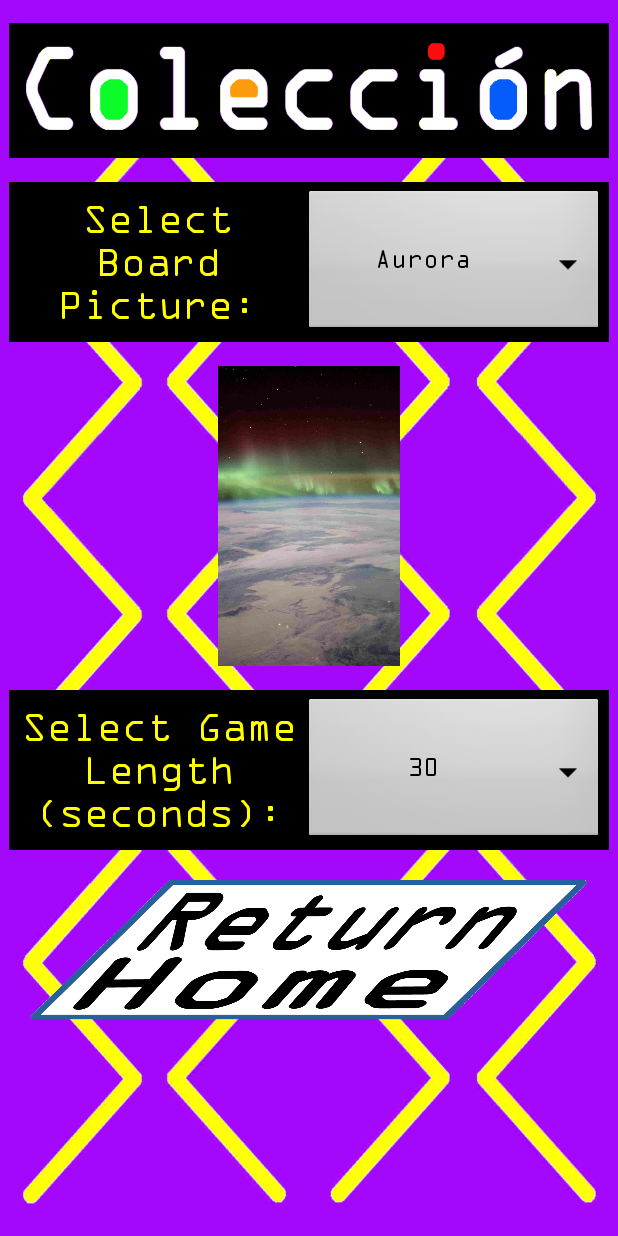
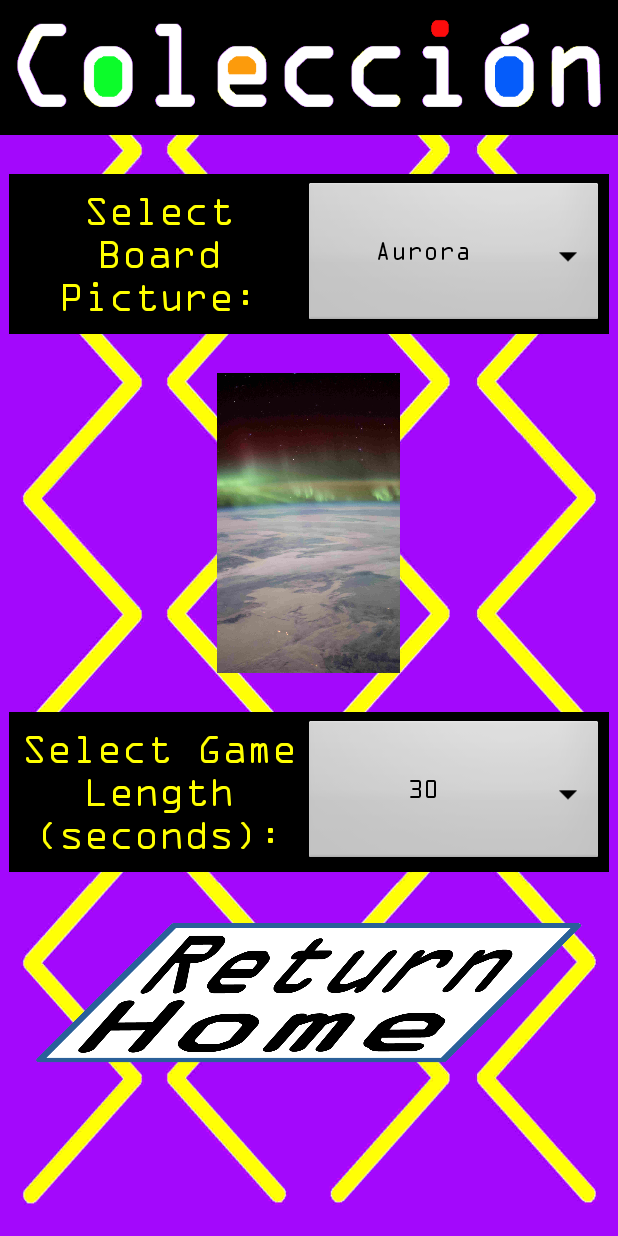
Before and after one commit to prophet18/Coleccion_Android, an Android app built with Jetpack Compose: the Settings screen opened directly, with no data from a screen before it, on a phone screen of 412 x 824 dp. Run offline under Robolectric (Android 15) with nearby library versions, the phone set to English and light mode, and no system bars; network calls fail.

Commit message:
hs with adobe...
hs csv

```diff
--- a/app/build.gradle.kts
+++ b/app/build.gradle.kts
@@ -76,4 +76,8 @@ dependencies {
 
     implementation("io.coil-kt:coil:2.1.0")
     implementation("io.coil-kt:coil-gif:2.1.0")
+
+    implementation("com.opencsv:opencsv:5.5.2")
+    implementation("org.apache.commons:commons-csv:1.8")
+
 }
--- a/app/src/main/java/coleccion/android/EntryScreen.kt
+++ b/app/src/main/java/coleccion/android/EntryScreen.kt
@@ -25,24 +25,28 @@ class EntryScreen : ComponentActivity() {
             startActivity(intent1)
             finish()
         }
+
         hsButton.setOnClickListener {
             val intent2 = Intent(this, HighScoreScreen::class.java)
+            AllDatas.createFile()
             startActivity(intent2)
             finish()
         }
+
         setButton.setOnClickListener {
             val intent3 = Intent(this, Settings::class.java)
             startActivity(intent3)
             finish()
         }
+
         helpButton.setOnClickListener {
             val intent4 = Intent(this, HelpScreens::class.java)
             startActivity(intent4)
             finish()
         }
+
         exitButton.setOnClickListener {
             finish()
         }
-
     }
 }
--- a/app/src/main/java/coleccion/android/Settings.kt
+++ b/app/src/main/java/coleccion/android/Settings.kt
@@ -13,15 +13,14 @@ import androidx.activity.ComponentActivity
 
 class Settings : ComponentActivity() {
 
-    lateinit var spinning : Spinner
+    private lateinit var spinning : Spinner
     var bgChosen : ImageView? = null
     var backgrounds : Array<String> = emptyArray()
-    var return2home : ImageButton? = null
-    lateinit var spinning2 : Spinner
+    private var return2home : ImageButton? = null
+    private lateinit var spinning2 : Spinner
     var timeopts : Array<Int> = emptyArray()
     var bgSavings : String = ""
     var gameTime2 : Int = 0
-
 
     @SuppressLint("MissingInflatedId")
     override fun onCreate(savedInstanceState: Bundle?) {
@@ -31,15 +30,15 @@ class Settings : ComponentActivity() {
         backgrounds = arrayOf("Aurora", "Boston", "Space", "Sunset", "Mountains", "Forest", "Coast")
         timeopts = arrayOf(30, 60, 90, 120, 150, 180, 210, 240)
 
-        spinning = findViewById(R.id.select_bg) ;   bgChosen = findViewById(R.id.bg_selected) ;     return2home = findViewById(R.id.returns)
-        spinning2 = findViewById(R.id.select_datime)
+        spinning = findViewById(R.id.select_bg) ;       bgChosen = findViewById(R.id.bg_selected)
+        spinning2 = findViewById(R.id.select_datime);   return2home = findViewById(R.id.returns)
 
         val adapting = ArrayAdapter(this, R.layout.spinner_item, backgrounds)
-        adapting.setDropDownViewResource(R.layout.spinner_dropdown_item)
+        adapting.setDropDownViewResource(R.layout.spinner_item)
         spinning.adapter = adapting
 
         val adapting2 = ArrayAdapter(this, R.layout.spinner_item, timeopts)
-        adapting2.setDropDownViewResource(R.layout.spinner_dropdown_item)
+        adapting2.setDropDownViewResource(R.layout.spinner_item)
         spinning2.adapter = adapting2
 
         spinning.onItemSelectedListener = object : AdapterView.OnItemSelectedListener {
@@ -68,14 +67,10 @@ class Settings : ComponentActivity() {
             }
             override fun onNothingSelected(p0: AdapterView<*>?) {}
         }
-
-
         return2home!!.setOnClickListener { returningHome() }
-
-
     }
 
-    fun returningHome() {
+    private fun returningHome() {
         val intent1 = Intent(this, EntryScreen::class.java)
         finish()
         startActivity(intent1)
--- a/app/src/main/java/coleccion/android/cards/GameButton.kt
+++ b/app/src/main/java/coleccion/android/cards/GameButton.kt
@@ -1,7 +1,6 @@
 package coleccion.android.cards
 
 import android.widget.ImageButton
-import coleccion.android.cards.Card
 
 /*
     Similar to GameButton in original collection - separate buttons with parameters for index and card.
@@ -17,6 +16,7 @@ class GameButton(giBtn: ImageButton, crd: Card) {
     init {
         cImg = card!!.image
     }
+
     fun replace(crdnu: Card) {
         card = crdnu
         cImg = card!!.image
--- a/app/src/main/res/layout/settings_layout.xml
+++ b/app/src/main/res/layout/settings_layout.xml
@@ -7,6 +7,15 @@
     android:layout_height="match_parent"
     android:background="@drawable/coleccion_background_p_z_1">
 
+    <ImageView
+        android:id="@+id/cologo2"
+        android:contentDescription="@string/game_coleccion_logo"
+        android:layout_width="match_parent"
+        android:layout_height="90dp"
+        android:scaleType="fitXY"
+        android:src="@drawable/coleccion_logo_i"
+        android:background="@android:color/transparent"/>
+
     <TableLayout
         android:layout_width="match_parent"
         android:layout_height="match_parent"
@@ -14,25 +23,7 @@
         android:padding="1dp" >
 
         <Space
-            android:layout_height="10dp" />
-
-        <TableRow
-            android:gravity="center"
-            android:layout_margin="1dp"
-            android:padding="1dp" >
-
-            <ImageView
-                android:id="@+id/cologo2"
-                android:contentDescription="@string/game_coleccion_logo"
-                android:layout_width="400dp"
-                android:layout_height="90dp"
-                android:scaleType="fitXY"
-                android:src="@drawable/coleccion_logo_i"
-                android:background="@android:color/transparent"/>
-        </TableRow>
-
-        <Space
-            android:layout_height="10dp" />
+            android:layout_height="20dp" />
 
         <TableRow
             android:gravity="center"
@@ -62,7 +53,7 @@
         </TableRow>
 
         <Space
-            android:layout_height="10dp" />
+            android:layout_height="20dp" />
 
         <TableRow
             android:gravity="center"
@@ -78,7 +69,7 @@
         </TableRow>
 
         <Space
-            android:layout_height="10dp" />
+            android:layout_height="20dp" />
 
         <TableRow
             android:gravity="center"
@@ -108,12 +99,12 @@
         </TableRow>
 
         <Space
-            android:layout_height="10dp" />
+            android:layout_height="20dp" />
 
         <TableRow
             android:gravity="center"
-            android:layout_margin="1dp"
-            android:padding="1dp" >
+            android:layout_margin="3dp"
+            android:padding="3dp" >
 
             <ImageButton
                 android:id="@+id/returns"
--- a/app/src/main/res/layout/spinner_item.xml
+++ b/app/src/main/res/layout/spinner_item.xml
@@ -3,7 +3,7 @@
 <TextView xmlns:android="http://schemas.android.com/apk/res/android"
     android:layout_width="match_parent"
     android:layout_height="wrap_content"
-    android:padding="8dp"
+    android:padding="20dp"
     android:textColor="#000000"
     android:textSize="18sp"
     android:fontFamily="@font/ocraextended"
```
Also changed, not shown: app/src/main/java/coleccion/android/AllDatas.kt (+21 -13 lines), app/src/main/java/coleccion/android/CardArea.kt (+85 -71 lines), app/src/main/java/coleccion/android/GameOverScreen.kt (+6 -6 lines), app/src/main/java/coleccion/android/HelpScreens.kt (+4 -4 lines), app/src/main/java/coleccion/android/HighScoreScreen.kt (+107 -75 lines), app/src/main/java/coleccion/android/cards/CheckMatch.kt (+4 -3 lines), app/src/main/res/layout/play_layout.xml (+14 -10 lines).
